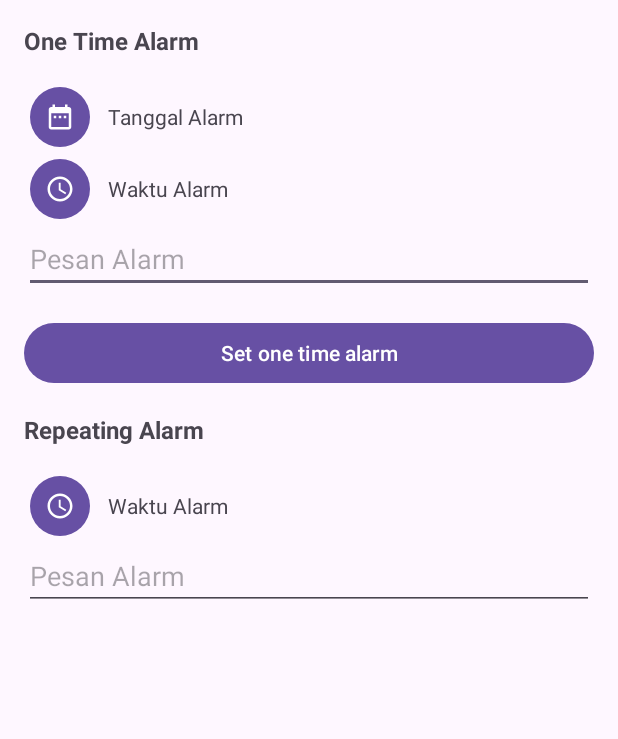
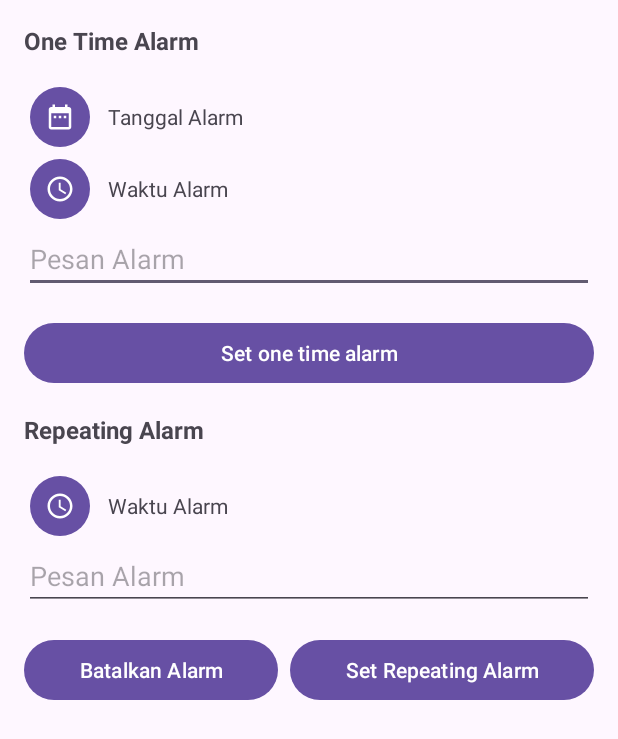
Before and after one commit to Ajiem13/MyAlarmManage_9A, an Android app: the layout activity_main.xml on its own in the app's theme, with its tools: preview values and no code run, on a phone screen of 412 x 824 dp. Shown: the top 739 px of the screen. Run offline under Robolectric (Android 15) with nearby library versions, the phone set to English and light mode, and no system bars.

Commit message:
Menambahkan fitur repeating Alarm dan canceling Alarm

```diff
--- a/app/src/main/java/com/example/myalarmmanage_9a/TimePickerFragment.kt
+++ b/app/src/main/java/com/example/myalarmmanage_9a/TimePickerFragment.kt
@@ -7,7 +7,6 @@ import android.os.Bundle
 import android.widget.TimePicker
 import androidx.fragment.app.DialogFragment
 import java.util.Calendar
-import kotlin.math.min
 
 class TimePickerFragment : DialogFragment(), TimePickerDialog.OnTimeSetListener {
 
--- a/app/src/main/res/layout/activity_main.xml
+++ b/app/src/main/res/layout/activity_main.xml
@@ -105,4 +105,27 @@
         android:hint="@string/alarm_message"
         android:importantForAutofill="no"
         android:inputType="text"/>
+    <LinearLayout
+        android:layout_width="match_parent"
+        android:layout_height="wrap_content"
+        android:gravity="center"
+        android:orientation="horizontal">
+
+        <Button
+            android:id="@+id/btn_cancel_repeating_alarm"
+            android:layout_width="wrap_content"
+            android:layout_height="wrap_content"
+            android:layout_marginEnd="4dp"
+            android:layout_weight="1"
+            android:text="@string/cancel_alarm"/>
+
+        <Button
+            android:id="@+id/btn_set_repeating_alarm"
+            android:layout_width="wrap_content"
+            android:layout_height="wrap_content"
+            android:layout_marginStart="4dp"
+            android:layout_weight="1"
+            android:text="@string/set_repeating_alarm"/>
+
+    </LinearLayout>
 </LinearLayout>
```
Also changed, not shown: app/src/main/java/com/example/myalarmmanage_9a/AlarmReceiver.kt (+35 -0 lines), app/src/main/java/com/example/myalarmmanage_9a/MainActivity.kt (+20 -1 lines).
